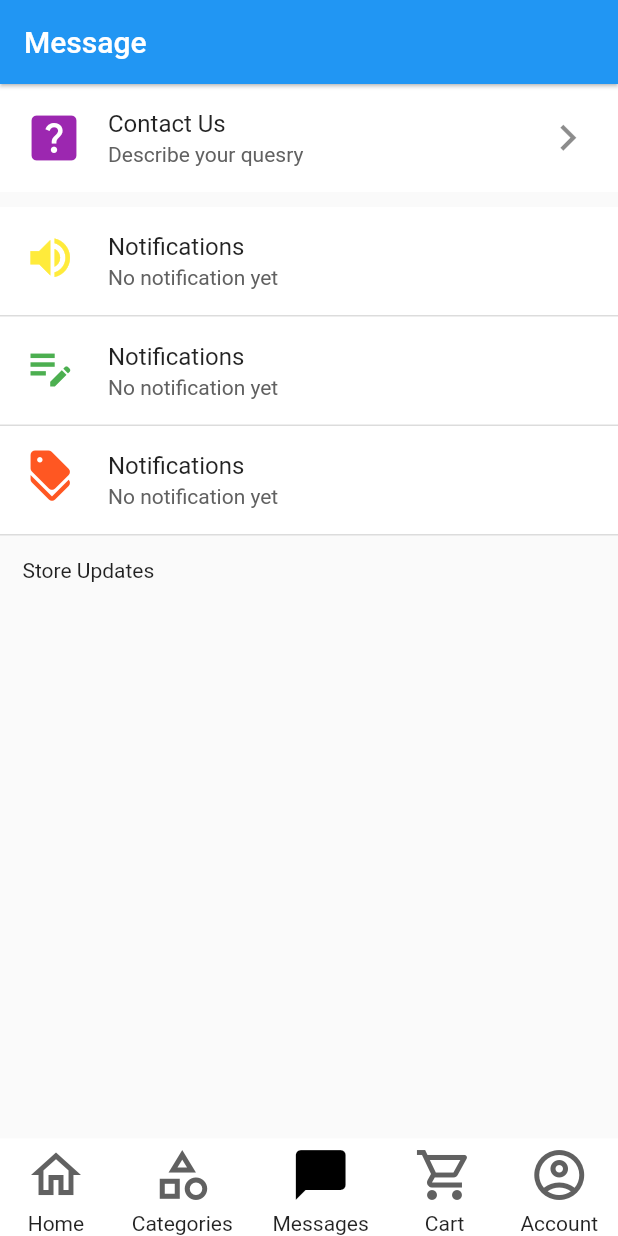
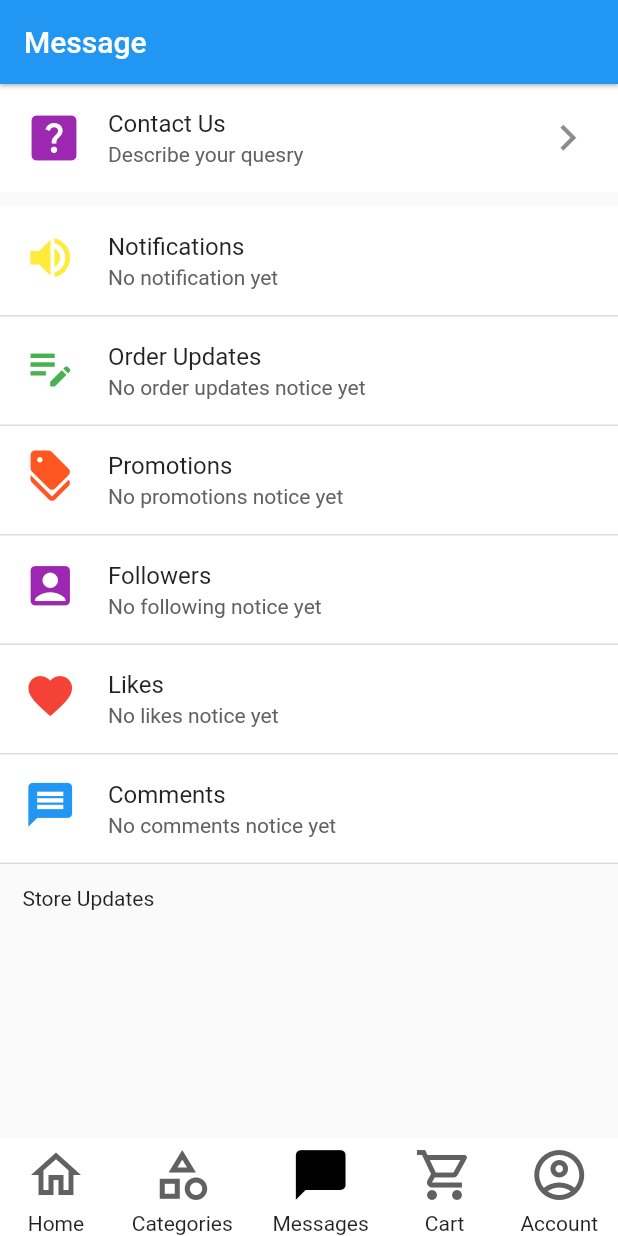
Before and after one commit to ruiyotabby/commerce_app, a Flutter app: the screen it shows after launch, item 3 of the bottom bar chosen, on a phone screen of 412 x 824 dp. Run offline on Flutter 3.47's test engine with Material 2 defaults, Android fonts, the phone set to English and light mode, and no system bars.

Commit message:
m
Signed-off-by: Ruiyot Abby <ruiyotabby@gmail.com>

```diff
--- a/lib/screens/message.dart
+++ b/lib/screens/message.dart
@@ -1,4 +1,3 @@
-
 import 'package:flutter/material.dart';
 
 class MessagePage extends StatelessWidget {
@@ -26,8 +25,8 @@ class MessagePage extends StatelessWidget {
             children: [
               ListTile(
                 tileColor: Colors.white,
-                leading:
-                    const Icon(Icons.help_center, size: 40, color: Colors.purple),
+                leading: const Icon(Icons.help_center,
+                    size: 40, color: Colors.purple),
                 title: const Text('Contact Us'),
                 subtitle: const Text('Describe your quesry'),
                 trailing: const Icon(Icons.navigate_next, size: 35),
@@ -62,9 +61,7 @@ class MessagePage extends StatelessWidget {
 }
 
 class MessageTiles extends StatelessWidget {
-  const MessageTiles({
-    Key? key,
-  }) : super(key: key);
+  const MessageTiles({Key? key}) : super(key: key);
 
   @override
   Widget build(BuildContext context) {
@@ -72,10 +69,15 @@ class MessageTiles extends StatelessWidget {
       children: [
         _tiles('1', Icons.volume_up, Colors.yellow, 'Notifications',
             'No notification yet'),
-        _tiles('2', Icons.edit_note, Colors.green, 'Notifications',
-            'No notification yet'),
-        _tiles('3', Icons.discount, Colors.deepOrange, 'Notifications',
-            'No notification yet'),
+        _tiles('2', Icons.edit_note, Colors.green, 'Order Updates',
+            'No order updates notice yet'),
+        _tiles('3', Icons.discount, Colors.deepOrange, 'Promotions',
+            'No promotions notice yet'),
+        _tiles('4', Icons.account_box, Colors.purple, 'Followers',
+            'No following notice yet'),
+        _tiles('5', Icons.favorite, Colors.red, 'Likes', 'No likes notice yet'),
+        _tiles('6', Icons.message, Colors.blue, 'Comments',
+            'No comments notice yet')
       ],
     );
   }
```
